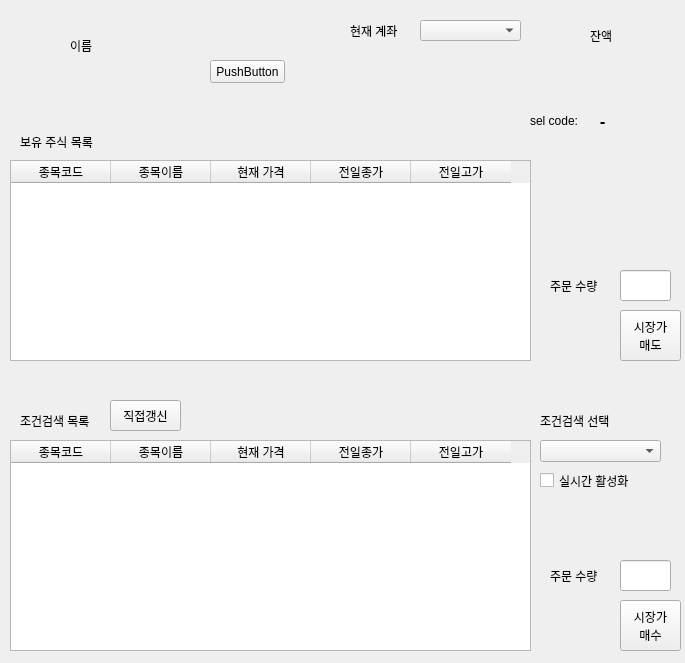
sun-a-i/mandleda, file testdH/ui/main.ui: the form before one commit.
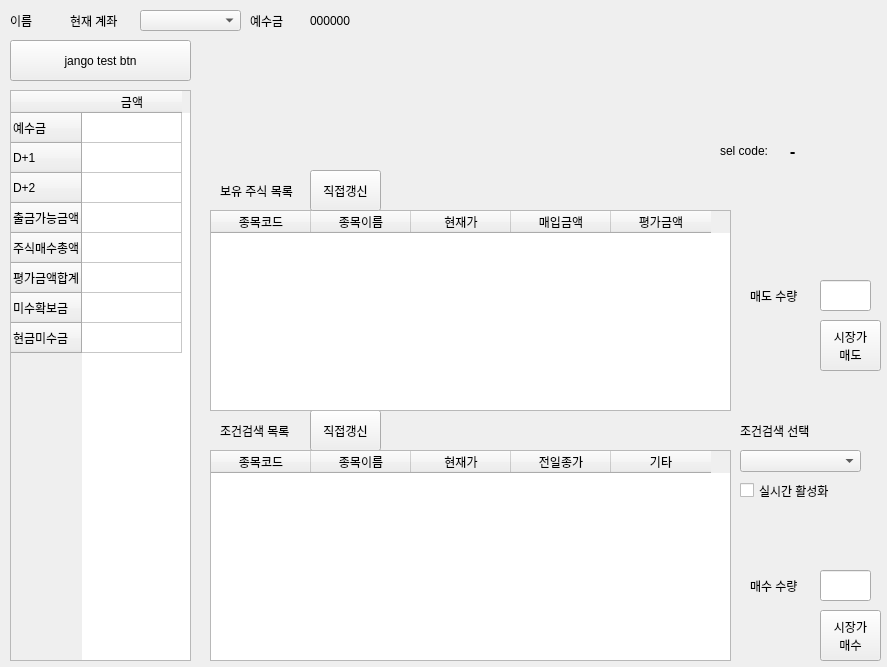
The form after the commit.

Diff of the .ui file:
```diff
--- a/testdH/ui/main.ui
+++ b/testdH/ui/main.ui
@@ -6,8 +6,8 @@
    <rect>
     <x>0</x>
     <y>0</y>
-    <width>685</width>
-    <height>663</height>
+    <width>887</width>
+    <height>667</height>
    </rect>
   </property>
   <property name="windowTitle">
@@ -16,10 +16,10 @@
   <widget class="QPushButton" name="btn1">
    <property name="geometry">
     <rect>
-     <x>110</x>
-     <y>400</y>
+     <x>310</x>
+     <y>410</y>
      <width>71</width>
-     <height>31</height>
+     <height>41</height>
     </rect>
    </property>
    <property name="text">
@@ -29,21 +29,21 @@
   <widget class="QPushButton" name="btn2">
    <property name="geometry">
     <rect>
-     <x>210</x>
-     <y>60</y>
-     <width>75</width>
-     <height>23</height>
+     <x>10</x>
+     <y>40</y>
+     <width>181</width>
+     <height>41</height>
     </rect>
    </property>
    <property name="text">
-    <string>PushButton</string>
+    <string>jango test btn</string>
    </property>
   </widget>
   <widget class="QComboBox" name="cbox">
    <property name="geometry">
     <rect>
-     <x>420</x>
-     <y>20</y>
+     <x>140</x>
+     <y>10</y>
      <width>101</width>
      <height>21</height>
     </rect>
@@ -52,8 +52,8 @@
   <widget class="QLabel" name="label">
    <property name="geometry">
     <rect>
-     <x>350</x>
-     <y>20</y>
+     <x>70</x>
+     <y>10</y>
      <width>71</width>
      <height>21</height>
     </rect>
@@ -65,10 +65,10 @@
   <widget class="QLabel" name="name">
    <property name="geometry">
     <rect>
-     <x>70</x>
-     <y>40</y>
+     <x>10</x>
+     <y>10</y>
      <width>56</width>
-     <height>12</height>
+     <height>21</height>
     </rect>
    </property>
    <property name="text">
@@ -78,8 +78,8 @@
   <widget class="QTableWidget" name="table_con">
    <property name="geometry">
     <rect>
-     <x>10</x>
-     <y>440</y>
+     <x>210</x>
+     <y>450</y>
      <width>521</width>
      <height>211</height>
     </rect>
@@ -96,7 +96,7 @@
    </column>
    <column>
     <property name="text">
-     <string>현재 가격</string>
+     <string>현재가</string>
     </property>
    </column>
    <column>
@@ -106,15 +106,15 @@
    </column>
    <column>
     <property name="text">
-     <string>전일고가</string>
+     <string>기타</string>
     </property>
    </column>
   </widget>
   <widget class="QComboBox" name="cbox_con">
    <property name="geometry">
     <rect>
-     <x>540</x>
-     <y>440</y>
+     <x>740</x>
+     <y>450</y>
      <width>121</width>
      <height>22</height>
     </rect>
@@ -123,8 +123,8 @@
   <widget class="QCheckBox" name="ckbox_real">
    <property name="geometry">
     <rect>
-     <x>540</x>
-     <y>470</y>
+     <x>740</x>
+     <y>480</y>
      <width>121</width>
      <height>21</height>
     </rect>
@@ -136,21 +136,21 @@
   <widget class="QLabel" name="label_2">
    <property name="geometry">
     <rect>
-     <x>590</x>
-     <y>20</y>
+     <x>250</x>
+     <y>10</y>
      <width>41</width>
-     <height>31</height>
+     <height>21</height>
     </rect>
    </property>
    <property name="text">
-    <string>잔액</string>
+    <string>예수금</string>
    </property>
   </widget>
   <widget class="QPushButton" name="pushButton">
    <property name="geometry">
     <rect>
-     <x>620</x>
-     <y>600</y>
+     <x>820</x>
+     <y>610</y>
      <width>61</width>
      <height>51</height>
     </rect>
@@ -163,8 +163,8 @@
   <widget class="QTableWidget" name="table_con_2">
    <property name="geometry">
     <rect>
-     <x>10</x>
-     <y>160</y>
+     <x>210</x>
+     <y>210</y>
      <width>521</width>
      <height>201</height>
     </rect>
@@ -181,25 +181,25 @@
    </column>
    <column>
     <property name="text">
-     <string>현재 가격</string>
+     <string>현재가</string>
     </property>
    </column>
    <column>
     <property name="text">
-     <string>전일종가</string>
+     <string>매입금액</string>
     </property>
    </column>
    <column>
     <property name="text">
-     <string>전일고가</string>
+     <string>평가금액</string>
     </property>
    </column>
   </widget>
   <widget class="QLabel" name="label_4">
    <property name="geometry">
     <rect>
-     <x>20</x>
-     <y>410</y>
+     <x>220</x>
+     <y>420</y>
      <width>101</width>
      <height>21</height>
     </rect>
@@ -211,8 +211,8 @@
   <widget class="QLabel" name="label_5">
    <property name="geometry">
     <rect>
-     <x>20</x>
-     <y>131</y>
+     <x>220</x>
+     <y>180</y>
      <width>111</width>
      <height>21</height>
     </rect>
@@ -224,8 +224,8 @@
   <widget class="QLabel" name="label_6">
    <property name="geometry">
     <rect>
-     <x>540</x>
-     <y>410</y>
+     <x>740</x>
+     <y>420</y>
      <width>101</width>
      <height>21</height>
     </rect>
@@ -237,8 +237,8 @@
   <widget class="QPushButton" name="pushButton_3">
    <property name="geometry">
     <rect>
-     <x>620</x>
-     <y>310</y>
+     <x>820</x>
+     <y>320</y>
      <width>61</width>
      <height>51</height>
     </rect>
@@ -251,8 +251,8 @@
   <widget class="QLabel" name="label_8">
    <property name="geometry">
     <rect>
-     <x>530</x>
-     <y>110</y>
+     <x>720</x>
+     <y>140</y>
      <width>61</width>
      <height>21</height>
     </rect>
@@ -264,8 +264,8 @@
   <widget class="QLabel" name="view_selec_coin_lbl">
    <property name="geometry">
     <rect>
-     <x>600</x>
-     <y>110</y>
+     <x>790</x>
+     <y>140</y>
      <width>71</width>
      <height>21</height>
     </rect>
@@ -285,8 +285,8 @@
   <widget class="QLineEdit" name="order_amount">
    <property name="geometry">
     <rect>
-     <x>620</x>
-     <y>560</y>
+     <x>820</x>
+     <y>570</y>
      <width>51</width>
      <height>31</height>
     </rect>
@@ -298,34 +298,34 @@
   <widget class="QLabel" name="label_3">
    <property name="geometry">
     <rect>
-     <x>550</x>
-     <y>560</y>
+     <x>750</x>
+     <y>570</y>
      <width>56</width>
      <height>31</height>
     </rect>
    </property>
    <property name="text">
-    <string>주문 수량</string>
+    <string>매수 수량</string>
    </property>
   </widget>
   <widget class="QLabel" name="label_7">
    <property name="geometry">
     <rect>
-     <x>550</x>
-     <y>270</y>
+     <x>750</x>
+     <y>280</y>
      <width>56</width>
      <height>31</height>
     </rect>
    </property>
    <property name="text">
-    <string>주문 수량</string>
+    <string>매도 수량</string>
    </property>
   </widget>
   <widget class="QLineEdit" name="order_amount_2">
    <property name="geometry">
     <rect>
-     <x>620</x>
-     <y>270</y>
+     <x>820</x>
+     <y>280</y>
      <width>51</width>
      <height>31</height>
     </rect>
@@ -334,6 +334,87 @@
     <string/>
    </property>
   </widget>
+  <widget class="QTableWidget" name="table_jango">
+   <property name="geometry">
+    <rect>
+     <x>10</x>
+     <y>90</y>
+     <width>181</width>
+     <height>571</height>
+    </rect>
+   </property>
+   <row>
+    <property name="text">
+     <string>예수금</string>
+    </property>
+   </row>
+   <row>
+    <property name="text">
+     <string>D+1</string>
+    </property>
+   </row>
+   <row>
+    <property name="text">
+     <string>D+2</string>
+    </property>
+   </row>
+   <row>
+    <property name="text">
+     <string>출금가능금액</string>
+    </property>
+   </row>
+   <row>
+    <property name="text">
+     <string>주식매수총액</string>
+    </property>
+   </row>
+   <row>
+    <property name="text">
+     <string>평가금액합계</string>
+    </property>
+   </row>
+   <row>
+    <property name="text">
+     <string>미수확보금</string>
+    </property>
+   </row>
+   <row>
+    <property name="text">
+     <string>현금미수금</string>
+    </property>
+   </row>
+   <column>
+    <property name="text">
+     <string>금액</string>
+    </property>
+   </column>
+  </widget>
+  <widget class="QLabel" name="label_9">
+   <property name="geometry">
+    <rect>
+     <x>310</x>
+     <y>10</y>
+     <width>41</width>
+     <height>21</height>
+    </rect>
+   </property>
+   <property name="text">
+    <string>000000</string>
+   </property>
+  </widget>
+  <widget class="QPushButton" name="btn1_2">
+   <property name="geometry">
+    <rect>
+     <x>310</x>
+     <y>170</y>
+     <width>71</width>
+     <height>41</height>
+    </rect>
+   </property>
+   <property name="text">
+    <string>직접갱신</string>
+   </property>
+  </widget>
  </widget>
  <resources/>
  <connections/>
```
Left out of the diff: 2 changed lines with no effect on the pictures.
